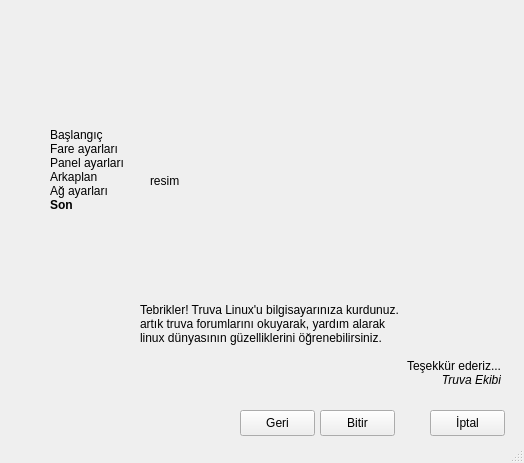
The window that projeler/anatolya-bey/src/screens/ui/endWindow.ui (atlantistruva/truvalinux) describes before a commit, drawn with Qt 5.
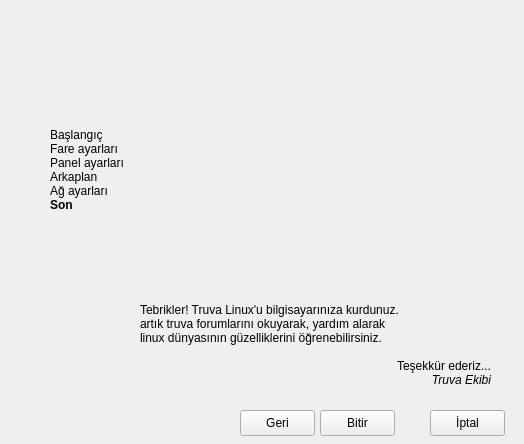
The same window after the commit. Icons and pictures are not drawn.

What changed in the file:
```diff
--- a/projeler/anatolya-bey/src/screens/ui/endWindow.ui
+++ b/projeler/anatolya-bey/src/screens/ui/endWindow.ui
@@ -6,13 +6,19 @@
     <x>0</x>
     <y>0</y>
     <width>524</width>
-    <height>463</height>
+    <height>444</height>
    </rect>
   </property>
+  <property name="minimumSize" >
+   <size>
+    <width>524</width>
+    <height>444</height>
+   </size>
+  </property>
   <property name="maximumSize" >
    <size>
     <width>524</width>
-    <height>463</height>
+    <height>444</height>
    </size>
   </property>
   <property name="windowTitle" >
@@ -27,7 +33,7 @@
      <x>0</x>
      <y>0</y>
      <width>524</width>
-     <height>442</height>
+     <height>444</height>
     </rect>
    </property>
    <widget class="QLabel" name="label" >
@@ -35,7 +41,7 @@
      <rect>
       <x>140</x>
       <y>300</y>
-      <width>361</width>
+      <width>351</width>
       <height>91</height>
      </rect>
     </property>
@@ -62,7 +68,10 @@
      </rect>
     </property>
     <property name="text" >
-     <string>resim</string>
+     <string/>
+    </property>
+    <property name="pixmap" >
+     <pixmap resource="../../icons/startericons.qrc" >:/endlogo/endlogo.png</pixmap>
     </property>
    </widget>
    <widget class="QPushButton" name="nextButton" >
@@ -142,16 +151,6 @@
     </property>
    </widget>
   </widget>
-  <widget class="QStatusBar" name="statusbar" >
-   <property name="geometry" >
-    <rect>
-     <x>0</x>
-     <y>442</y>
-     <width>524</width>
-     <height>21</height>
-    </rect>
-   </property>
-  </widget>
  </widget>
  <resources>
   <include location="../../icons/startericons.qrc" />
```
Left out of the diff: 8 changed lines with no effect on the pictures.
